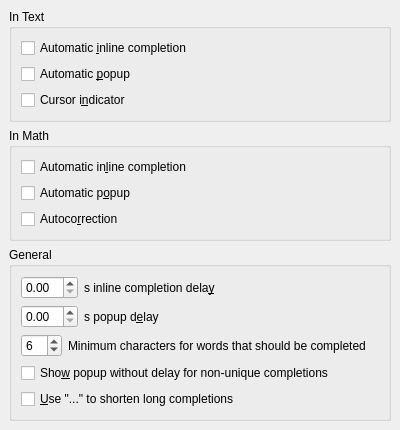
Above: src/frontends/qt/ui/PrefCompletionUi.ui from cburschka/lyx before the change. Below: the same form after it.
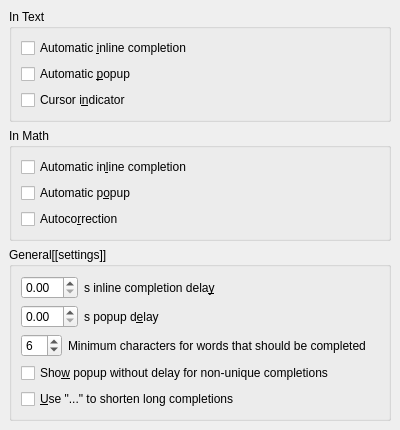
That is the form after the change.

Commit message: Split some UI strings for translations

```diff
--- a/src/frontends/qt/ui/PrefCompletionUi.ui
+++ b/src/frontends/qt/ui/PrefCompletionUi.ui
@@ -116,7 +116,7 @@
    <item row="2" column="0">
     <widget class="QGroupBox" name="groupBox_4">
      <property name="title">
-      <string>General</string>
+      <string>General[[settings]]</string>
      </property>
      <property name="flat">
       <bool>true</bool>
```
The commit also changes 3 other files.
